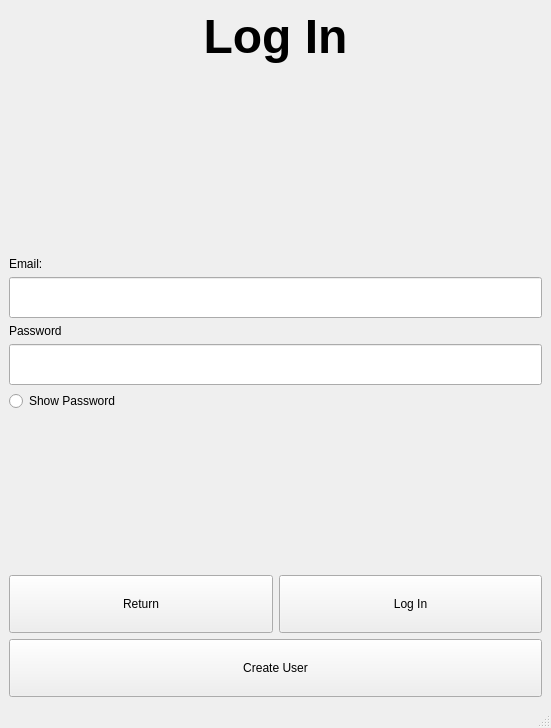
Above: project/pages/login_page.ui from Sason00/project before the change. Below: the same form after it.
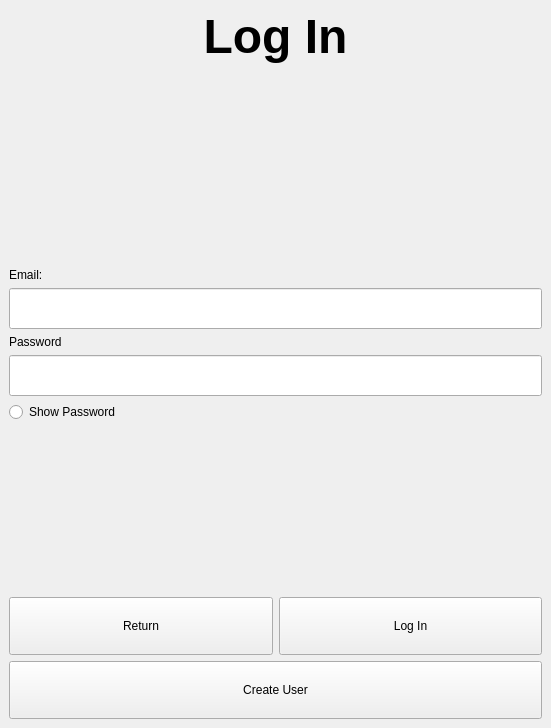
That is the form after the change.

The edit to the form file:
```diff
--- a/project/pages/login_page.ui
+++ b/project/pages/login_page.ui
@@ -125,7 +125,6 @@
     </item>
    </layout>
   </widget>
-  <widget class="QStatusBar" name="statusbar"/>
  </widget>
  <resources/>
  <connections/>
```
